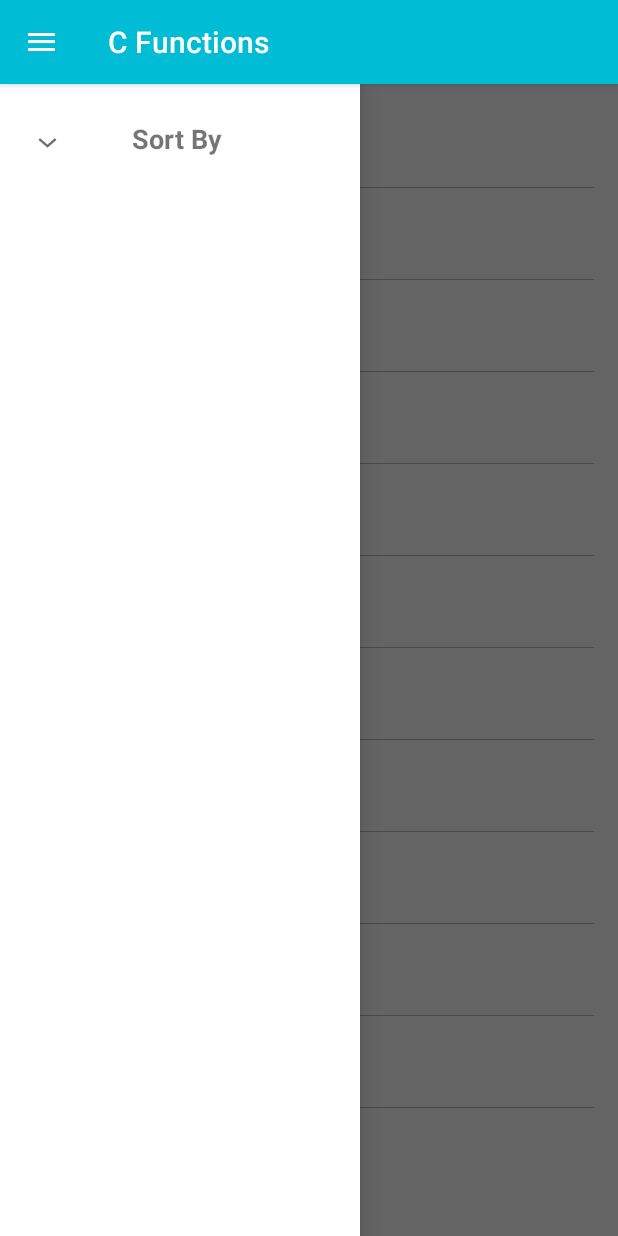
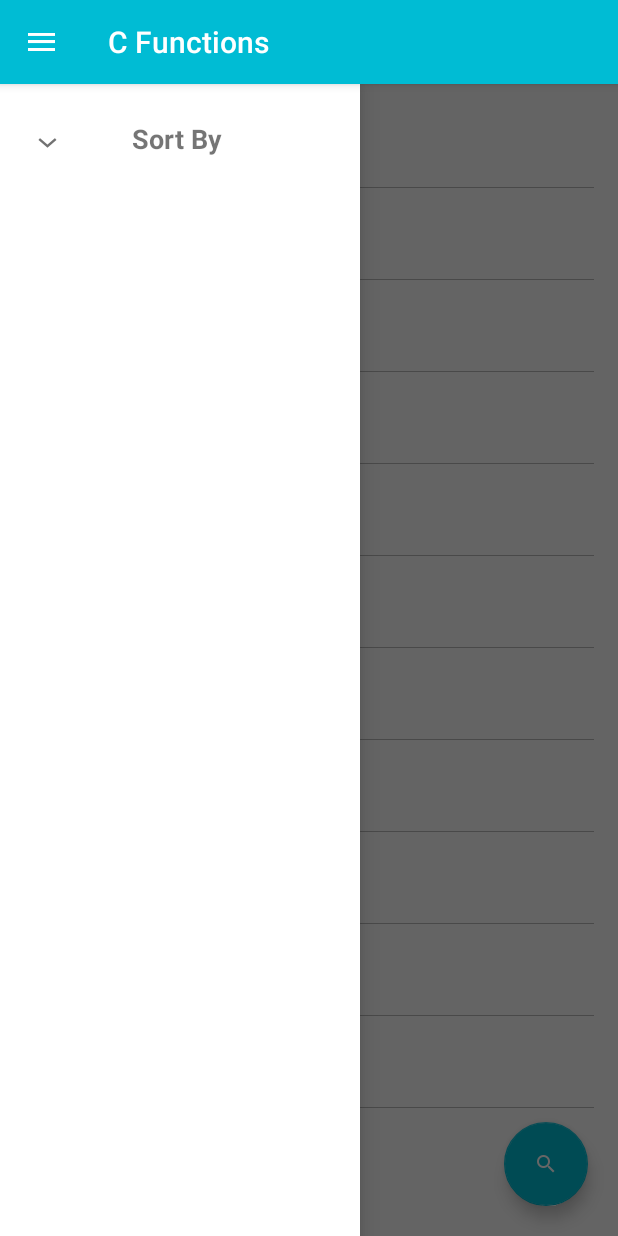
Before and after one commit to AkashKale/cFunctions, an Android app: the screen it shows after launch (MainActivity), on a phone screen of 412 x 824 dp. Run offline under Robolectric (Android 15) with nearby library versions, the phone set to English and light mode, and no system bars; 2 statements that could not run were skipped.

Commit message:
Added search fab

```diff
--- a/app/build.gradle
+++ b/app/build.gradle
@@ -22,4 +22,5 @@ android {
 dependencies {
     compile fileTree(dir: 'libs', include: ['*.jar'])
     compile 'com.android.support:appcompat-v7:23.0.0'
+    compile 'com.android.support:design:23.0.0'
 }
--- a/app/src/main/java/com/conrover/cfunctions/MainActivity.java
+++ b/app/src/main/java/com/conrover/cfunctions/MainActivity.java
@@ -1,5 +1,6 @@
 package com.conrover.cfunctions;
 
+import android.animation.ObjectAnimator;
 import android.app.Activity;
 import android.app.ActivityOptions;
 import android.content.Intent;
@@ -9,6 +10,7 @@ import android.content.res.Resources;
 import android.os.AsyncTask;
 import android.os.Bundle;
 import android.preference.PreferenceManager;
+import android.support.design.widget.FloatingActionButton;
 import android.support.v4.app.Fragment;
 import android.support.v4.app.FragmentManager;
 import android.support.v4.widget.DrawerLayout;
@@ -20,6 +22,9 @@ import android.view.Menu;
 import android.view.MenuItem;
 import android.view.View;
 import android.view.ViewGroup;
+import android.view.ViewStub;
+import android.view.inputmethod.InputMethodManager;
+import android.widget.EditText;
 import android.widget.ExpandableListView;
 import android.widget.Toast;
 
@@ -41,7 +46,7 @@ import java.util.List;
 import static android.app.PendingIntent.getActivity;
 
 public class MainActivity extends AppCompatActivity
-        implements NavigationDrawerFragment.NavigationDrawerCallbacks, ExpandableListView.OnChildClickListener, ExpandableListView.OnGroupClickListener {
+        implements NavigationDrawerFragment.NavigationDrawerCallbacks, ExpandableListView.OnChildClickListener, ExpandableListView.OnGroupClickListener, View.OnClickListener {
 
     /**
      * Fragment managing the behaviors, interactions and presentation of the navigation drawer.
@@ -59,6 +64,7 @@ public class MainActivity extends AppCompatActivity
     HashMap<String,List<String>> listItems; //contents of elvList
     private Resources MainActivity;
     SharedPreferences sp;
+    FloatingActionButton fab;
 
     @Override
     protected void onCreate(Bundle savedInstanceState) {
@@ -80,6 +86,9 @@ public class MainActivity extends AppCompatActivity
         listAdapter = new ExpandableListAdapter(this, groupNames, listItems);
         elvList.setAdapter(listAdapter);
         elvList.setOnChildClickListener(this);
+
+        fab=(FloatingActionButton)findViewById(R.id.fab);
+        fab.setOnClickListener(this);
         //elvList.setOnGroupClickListener(this);
 
     }
@@ -136,6 +145,15 @@ public class MainActivity extends AppCompatActivity
     @Override
     public boolean onGroupClick(ExpandableListView parent, View v, int groupPosition, long id) {
         return false;
+    }
+
+    @Override
+    public void onClick(View view) {
+        View vSearchBox=((ViewStub) findViewById(R.id.stub_import)).inflate();
+        EditText etSearchBox=(EditText)findViewById(R.id.etSearchBox);
+        etSearchBox.requestFocus();
+        InputMethodManager imm = (InputMethodManager) getSystemService(getBaseContext().INPUT_METHOD_SERVICE);
+        imm.showSoftInput(etSearchBox, InputMethodManager.SHOW_IMPLICIT);
     }
 
     public class loadheaderfile extends AsyncTask<Void,Integer,ArrayList<String>>{
@@ -288,7 +306,7 @@ public class MainActivity extends AppCompatActivity
             b.putString("header",grpname);
             b.putString("function_name",funname);
             i.putExtras(b);
-            startActivity(i, ActivityOptions.makeSceneTransitionAnimation(this).toBundle());
+            startActivity(i);
        // }
         return true;
     }
--- a/app/src/main/res/layout/activity_main.xml
+++ b/app/src/main/res/layout/activity_main.xml
@@ -18,7 +18,24 @@
             android:paddingBottom="8dp"
             android:paddingLeft="16dp"
             android:paddingRight="16dp"/>
-
+        <ViewStub
+            android:id="@+id/stub_import"
+            android:inflatedId="@+id/panel_import"
+            android:layout="@layout/search_box"
+            android:layout_width="match_parent"
+            android:layout_height="wrap_content"
+            android:layout_gravity="bottom|left"
+            android:layout_marginBottom="20dp"
+            android:layout_marginLeft="10dp"
+            android:layout_marginRight="10dp"/>
+        <android.support.design.widget.FloatingActionButton
+            android:id="@+id/fab"
+            android:layout_width="wrap_content"
+            android:layout_height="wrap_content"
+            android:src="@drawable/ic_action_search"
+            android:layout_marginBottom="20dp"
+            android:layout_marginRight="20dp"
+            android:layout_gravity="bottom|right"/>
     </FrameLayout>
 
     <!-- android:layout_gravity="start" tells DrawerLayout to treat
--- a/app/src/main/res/values/color.xml
+++ b/app/src/main/res/values/color.xml
@@ -3,7 +3,7 @@
     <color name="primary">#00BCD4</color>
     <color name="primary_dark">#0097A7</color>
     <color name="primary_light">#B2EBF2</color>
-    <color name="accent">#448AFF</color>
+    <color name="accent">#00BCD4</color>
     <color name="primary_text">#FFFFFF</color>
     <color name="secondary_text">#727272</color>
     <color name="icons">#FFFFFF</color>
```
Also changed, not shown: app/src/main/res/layout/search_box.xml (added, +11 -0 lines), app/src/main/res/drawable-hdpi/ic_action_search.png (added), app/src/main/res/drawable-hdpi/splashscreen.9.png, app/src/main/res/drawable-mdpi/ic_action_search.png (added), app/src/main/res/drawable-mdpi/splashscreen.9.png, app/src/main/res/drawable-xhdpi/ic_action_search.png (added), app/src/main/res/drawable-xhdpi/splashscreen.9.png, app/src/main/res/drawable-xxhdpi/ic_action_search.png (added), app/src/main/res/drawable-xxhdpi/splashscreen.9.png, app/src/main/res/drawable-xxxhdpi/ic_action_search.png (added), settings.gradle (line endings or trailing spaces), 1 other file.
